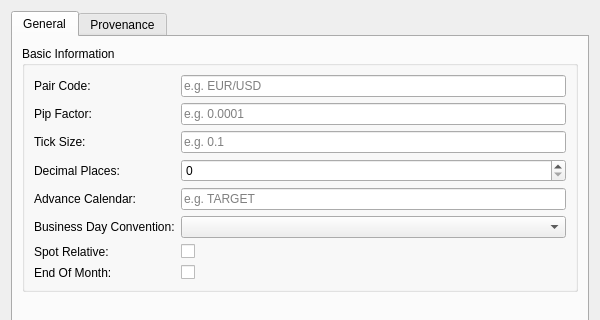
Qt form projects/ores.qt/refdata/ui/CurrencyPairConventionDetailDialog.ui (OreStudio/OreStudio) before a commit; both pictures show x 0 to 600 and y 0 to 320 of the 600 by 500 pixel window.
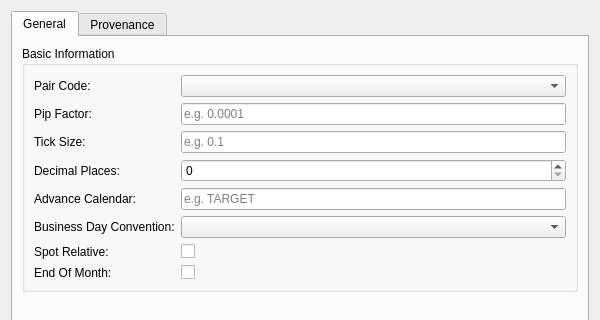
The same form after that commit. Custom widgets are drawn as their Qt base class.

Commit message: [refdata,qt,codegen] Wire currency_pair eventing; convention pair combo with flags

```diff
--- a/projects/ores.qt/refdata/ui/CurrencyPairConventionDetailDialog.ui
+++ b/projects/ores.qt/refdata/ui/CurrencyPairConventionDetailDialog.ui
@@ -46,12 +46,9 @@
            </widget>
           </item>
           <item row="0" column="1">
-           <widget class="QLineEdit" name="pairCodeEdit">
-            <property name="placeholderText">
-             <string>e.g. EUR/USD</string>
-            </property>
-            <property name="readOnly">
-             <bool>true</bool>
+           <widget class="QComboBox" name="pairCodeCombo">
+            <property name="insertPolicy">
+             <enum>QComboBox::NoInsert</enum>
             </property>
            </widget>
           </item>
@@ -239,6 +236,11 @@
    <extends>QWidget</extends>
    <header>ores.qt/ProvenanceWidget.hpp</header>
   </customwidget>
+  <customwidget>
+   <class>ores::qt::OreBadgeComboBox</class>
+   <extends>QComboBox</extends>
+   <header>ores.qt/OreBadgeComboBox.hpp</header>
+  </customwidget>
  </customwidgets>
  <resources/>
  <connections/>
```
Left out of the diff: 2 changed lines with no effect on the pictures. The commit also changes 22 other files.
